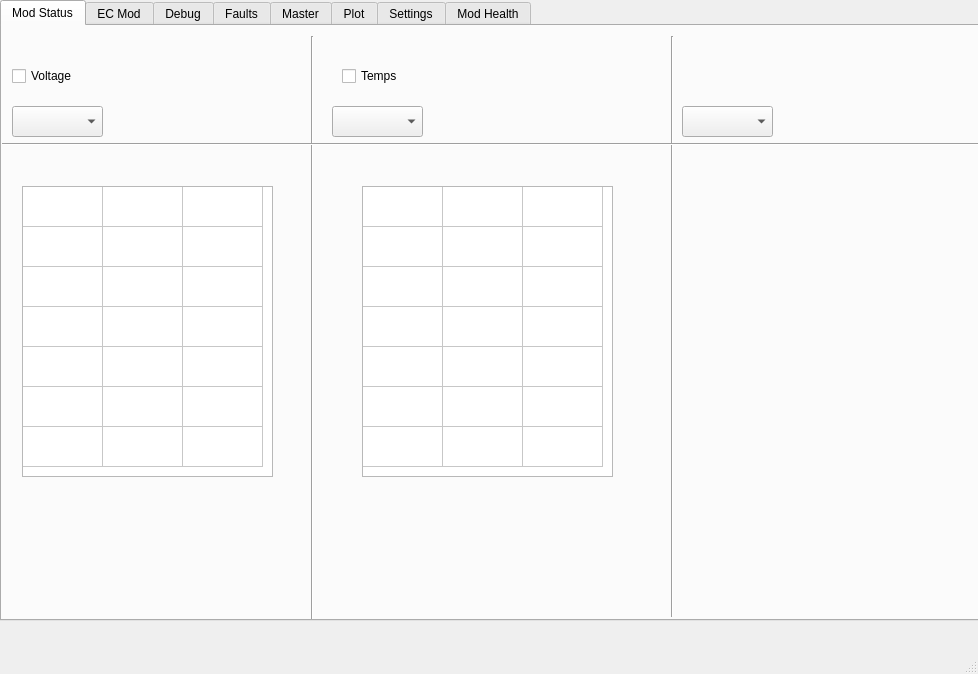
The window that ui/bmsgui_mainwindow.ui (PurdueElectricRacing/BMSGUI) describes before a commit, drawn with Qt 5.
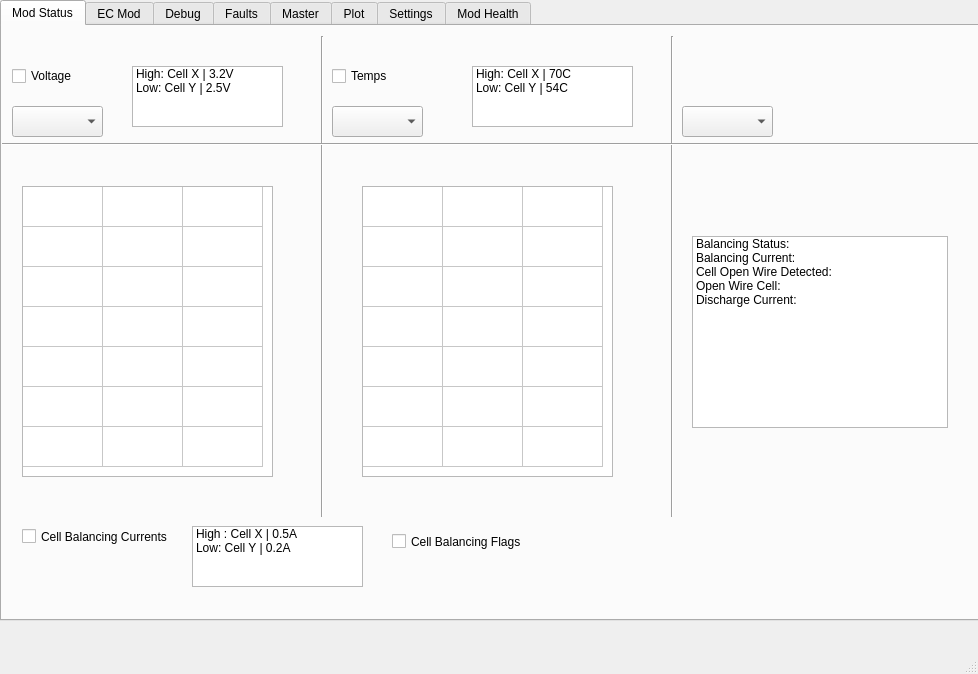
The same window after the commit.

Commit message: finished modHealth

Diff of the .ui file:
```diff
--- a/ui/bmsgui_mainwindow.ui
+++ b/ui/bmsgui_mainwindow.ui
@@ -102,10 +102,10 @@
      <widget class="Line" name="line">
       <property name="geometry">
        <rect>
-        <x>300</x>
+        <x>310</x>
         <y>10</y>
         <width>20</width>
-        <height>591</height>
+        <height>481</height>
        </rect>
       </property>
       <property name="orientation">
@@ -118,7 +118,7 @@
         <x>660</x>
         <y>10</y>
         <width>20</width>
-        <height>581</height>
+        <height>481</height>
        </rect>
       </property>
       <property name="orientation">
@@ -141,7 +141,7 @@
      <widget class="QCheckBox" name="tempsCheckbox">
       <property name="geometry">
        <rect>
-        <x>340</x>
+        <x>330</x>
         <y>40</y>
         <width>81</width>
         <height>20</height>
@@ -288,6 +288,127 @@
        </property>
       </column>
      </widget>
+     <widget class="QListWidget" name="modStatusList">
+      <property name="geometry">
+       <rect>
+        <x>690</x>
+        <y>210</y>
+        <width>256</width>
+        <height>192</height>
+       </rect>
+      </property>
+      <item>
+       <property name="text">
+        <string>Balancing Status:</string>
+       </property>
+      </item>
+      <item>
+       <property name="text">
+        <string>Balancing Current: </string>
+       </property>
+      </item>
+      <item>
+       <property name="text">
+        <string>Cell Open Wire Detected:</string>
+       </property>
+      </item>
+      <item>
+       <property name="text">
+        <string>Open Wire Cell:</string>
+       </property>
+      </item>
+      <item>
+       <property name="text">
+        <string>Discharge Current:</string>
+       </property>
+      </item>
+     </widget>
+     <widget class="QListWidget" name="modVoltageDisplay">
+      <property name="geometry">
+       <rect>
+        <x>130</x>
+        <y>40</y>
+        <width>151</width>
+        <height>61</height>
+       </rect>
+      </property>
+      <item>
+       <property name="text">
+        <string>High: Cell X | 3.2V</string>
+       </property>
+      </item>
+      <item>
+       <property name="text">
+        <string>Low: Cell Y | 2.5V</string>
+       </property>
+      </item>
+     </widget>
+     <widget class="QListWidget" name="modTempDisplay">
+      <property name="geometry">
+       <rect>
+        <x>470</x>
+        <y>40</y>
+        <width>161</width>
+        <height>61</height>
+       </rect>
+      </property>
+      <item>
+       <property name="text">
+        <string>High: Cell X | 70C</string>
+       </property>
+      </item>
+      <item>
+       <property name="text">
+        <string>Low: Cell Y | 54C</string>
+       </property>
+      </item>
+     </widget>
+     <widget class="QCheckBox" name="modBalancingCurrentCheckbox">
+      <property name="geometry">
+       <rect>
+        <x>20</x>
+        <y>500</y>
+        <width>161</width>
+        <height>21</height>
+       </rect>
+      </property>
+      <property name="text">
+       <string>Cell Balancing Currents</string>
+      </property>
+     </widget>
+     <widget class="QListWidget" name="modCurrentDisplay">
+      <property name="geometry">
+       <rect>
+        <x>190</x>
+        <y>500</y>
+        <width>171</width>
+        <height>61</height>
+       </rect>
+      </property>
+      <item>
+       <property name="text">
+        <string>High : Cell X | 0.5A</string>
+       </property>
+      </item>
+      <item>
+       <property name="text">
+        <string>Low: Cell Y | 0.2A</string>
+       </property>
+      </item>
+     </widget>
+     <widget class="QCheckBox" name="modBalancingFlagCheckbox">
+      <property name="geometry">
+       <rect>
+        <x>390</x>
+        <y>500</y>
+        <width>141</width>
+        <height>31</height>
+       </rect>
+      </property>
+      <property name="text">
+       <string>Cell Balancing Flags</string>
+      </property>
+     </widget>
     </widget>
     <widget class="QWidget" name="tab_3">
      <attribute name="title">
```
Left out of the diff: 10 changed lines with no effect on the pictures.
